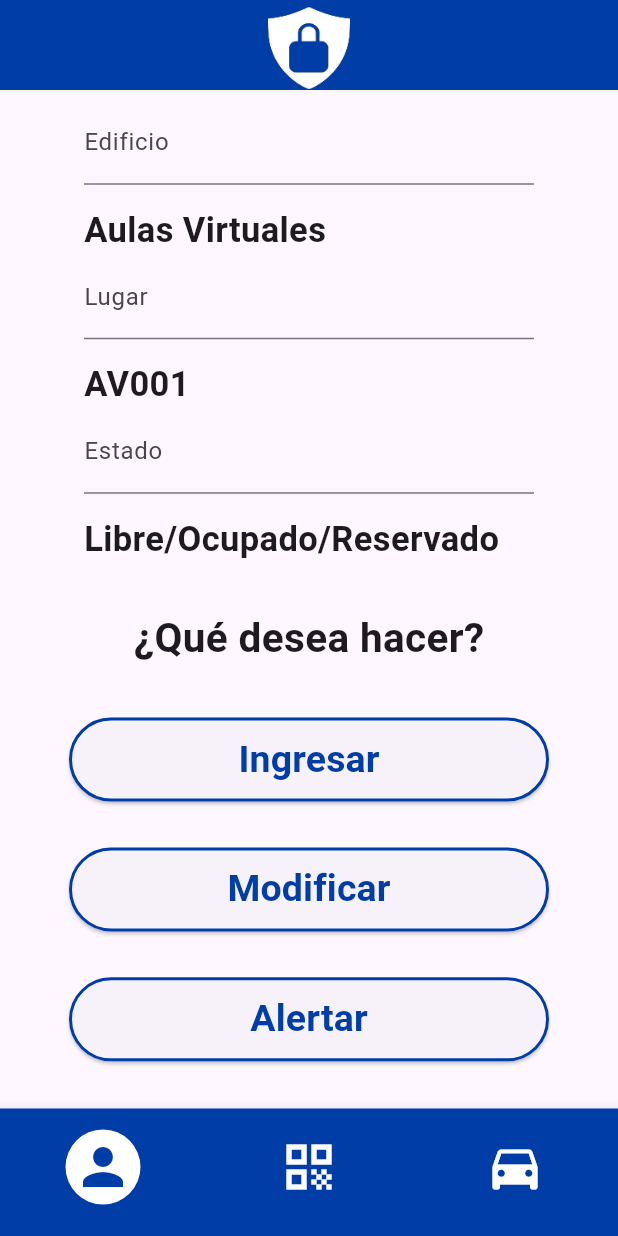
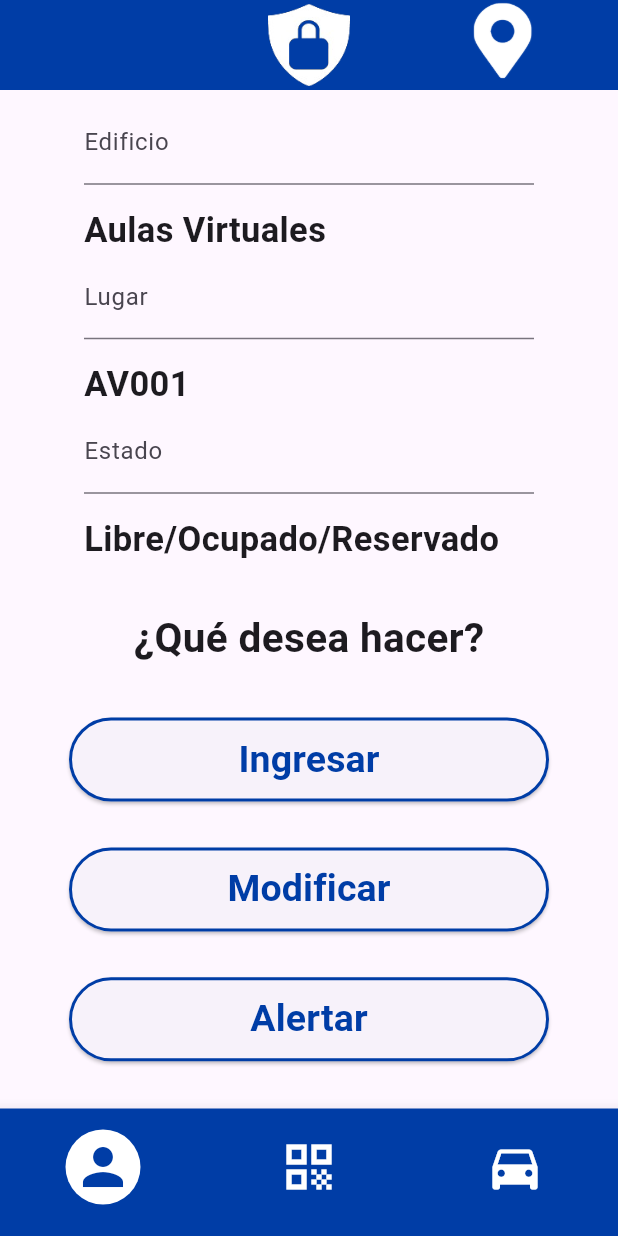
Before and after one commit to Gonzalolo1123/PUM-Parking-Ula-Movil-, a Flutter app: the ManipulacionReserva screen opened directly, on a phone screen of 412 x 824 dp. Run offline on Flutter 3.47's test engine with Material 3 defaults, Android fonts, the phone set to English and light mode, and no system bars; our stand-ins replace carousel_slider; missing offline and left inert: flutter_analog_clock.

Commit message:
Avances 28-05

```diff
--- a/lib/pag13.dart
+++ b/lib/pag13.dart
@@ -1,7 +1,8 @@
+// ignore_for_file: use_key_in_widget_constructors, library_private_types_in_public_api, avoid_print
+
 import 'package:flutter/material.dart';
 
 class Index extends StatelessWidget {
-  // ignore: use_key_in_widget_constructors
   const Index({Key? key});
 
   @override
@@ -33,8 +34,19 @@ class _ManipulacionReservaState extends State<ManipulacionReserva> {
         preferredSize: const Size.fromHeight(60.0),
         child: AppBar(
           backgroundColor: const Color(0xFF003DA6),
-          flexibleSpace: Align(
-            alignment: const Alignment(0.0, 0.8),
+          flexibleSpace: Row(
+
+            mainAxisAlignment: MainAxisAlignment.center,
+            children: [
+
+            const SizedBox(width: 100),
+
+            SizedBox(
+              width: 100, // Ajusta el ancho según tus necesidades
+               //height: 30, // Ajusta el alto según tus necesidades
+              child:
+            Align(
+            alignment: Alignment.center,
             child: GestureDetector(
               onTap: () {
                 // Lógica cuando la imagen es presionada
@@ -46,6 +58,31 @@ class _ManipulacionReservaState extends State<ManipulacionReserva> {
               ),
             ),
           ),
+          ),
+
+          SizedBox(
+            width: 100, // Ajusta el ancho según tus necesidades
+             //height: 30, // Ajusta el alto según tus necesidades
+            child:
+            Align(
+            alignment: Alignment.topRight,
+            child: GestureDetector(
+              onTap: () {
+                // Lógica cuando la imagen es presionada
+                print('Imagen presionada');
+              },
+              child: Image.asset(
+                'assets/logoGPS.png',
+                height: 55,
+              ),
+            ),
+          ),
+          ),
+
+            ],
+          ),
+
+
         ),
       ),
       body: Center(
@@ -86,12 +123,12 @@ class _ManipulacionReservaState extends State<ManipulacionReserva> {
                   ),
                 ),
 
-                SizedBox(
+                const SizedBox(
                   width: 300, // Ajusta el ancho según tus necesidades
                   //height: 30, // Ajusta el alto según tus necesidades
                   child: Align(
                     alignment: Alignment.centerLeft,
-                    child: const Text(
+                    child: Text(
                       'Aulas Virtuales',
                       textAlign: TextAlign.left,
                       style: TextStyle(fontWeight: FontWeight.bold, fontSize: 23),
@@ -119,12 +156,12 @@ class _ManipulacionReservaState extends State<ManipulacionReserva> {
                   ),
                 ),
 
-                SizedBox(
+                const SizedBox(
                   width: 300, // Ajusta el ancho según tus necesidades
                   //height: 30, // Ajusta el alto según tus necesidades
                   child: Align(
                     alignment: Alignment.centerLeft,
-                    child: const Text(
+                    child: Text(
                       'AV001',
                       textAlign: TextAlign.left,
                       style: TextStyle(fontWeight: FontWeight.bold, fontSize: 23),
@@ -152,12 +189,12 @@ class _ManipulacionReservaState extends State<ManipulacionReserva> {
                   ),
                 ),
 
-                SizedBox(
+                const SizedBox(
                   width: 300, // Ajusta el ancho según tus necesidades
                   //height: 30, // Ajusta el alto según tus necesidades
                   child: Align(
                     alignment: Alignment.centerLeft,
-                    child: const Text(
+                    child: Text(
                       'Libre/Ocupado/Reservado',
                       textAlign: TextAlign.left,
                       style: TextStyle(fontWeight: FontWeight.bold, fontSize: 23),
--- a/lib/pag4.dart
+++ b/lib/pag4.dart
@@ -102,7 +102,7 @@ class LogInGuest extends StatelessWidget {
                   style: ElevatedButton.styleFrom(
                     minimumSize: const Size(300, 40),
                     padding: const EdgeInsets.all(10.0),
-                    backgroundColor: Color.fromARGB(255, 170, 170, 170),
+                    backgroundColor: const Color.fromARGB(255, 170, 170, 170),
                   ),
                   child: const Text(
                     'Ingresar',
--- a/lib/pag7.dart
+++ b/lib/pag7.dart
@@ -1,4 +1,4 @@
-// ignore_for_file: use_key_in_widget_constructors, library_private_types_in_public_api
+// ignore_for_file: use_key_in_widget_constructors, library_private_types_in_public_api, avoid_print
 
 import 'package:flutter/material.dart';
 
--- a/lib/pag7b.dart
+++ b/lib/pag7b.dart
@@ -1,4 +1,4 @@
-// ignore_for_file: use_key_in_widget_constructors, library_private_types_in_public_api
+// ignore_for_file: use_key_in_widget_constructors, library_private_types_in_public_api, avoid_print
 
 import 'package:flutter/material.dart';
 
--- a/lib/pag9.dart
+++ b/lib/pag9.dart
@@ -1,4 +1,4 @@
-// ignore_for_file: unused_field
+// ignore_for_file: unused_field, depend_on_referenced_packages, use_super_parameters, library_private_types_in_public_api, avoid_print
 
 import 'package:flutter/material.dart';
 import 'package:flutter_analog_clock/flutter_analog_clock.dart';
@@ -8,7 +8,7 @@ class Index extends StatelessWidget {
 
   @override
   Widget build(BuildContext context) {
-    return MaterialApp(
+    return const MaterialApp(
       home: Hora(),
     );
   }
```
Also changed, not shown: lib/pag12.dart (+35 -6 lines), lib/pag14.dart (+16 -12 lines), lib/pag8.dart (+20 -26 lines), assets/edificio2.png, 2 other files.
